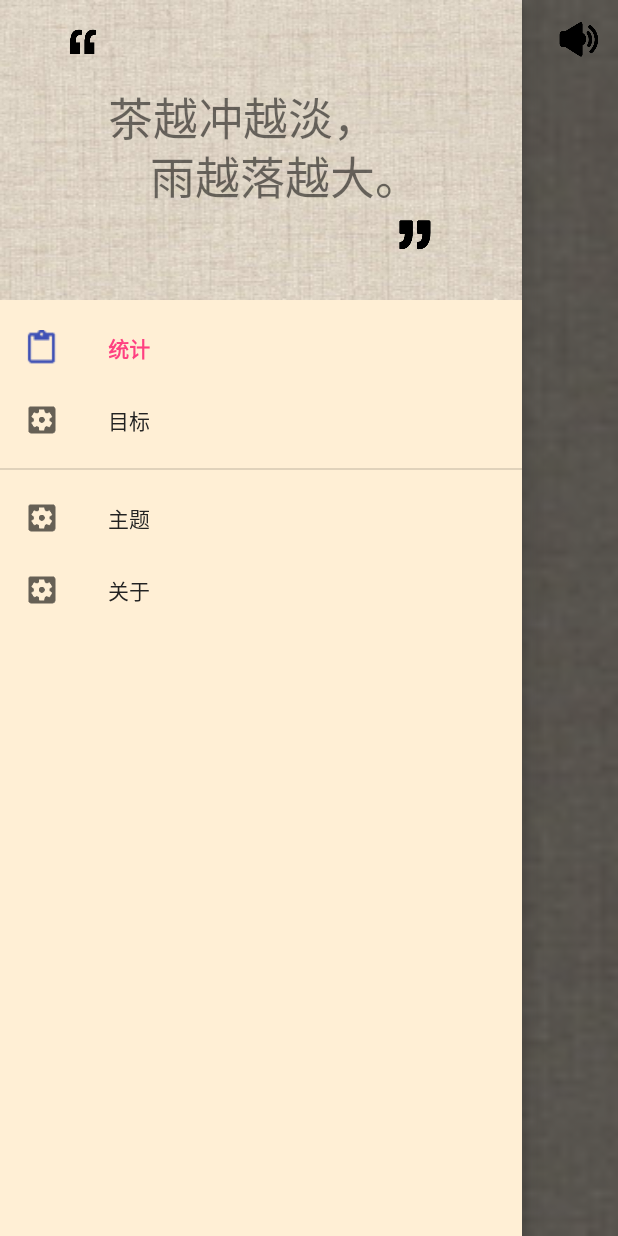
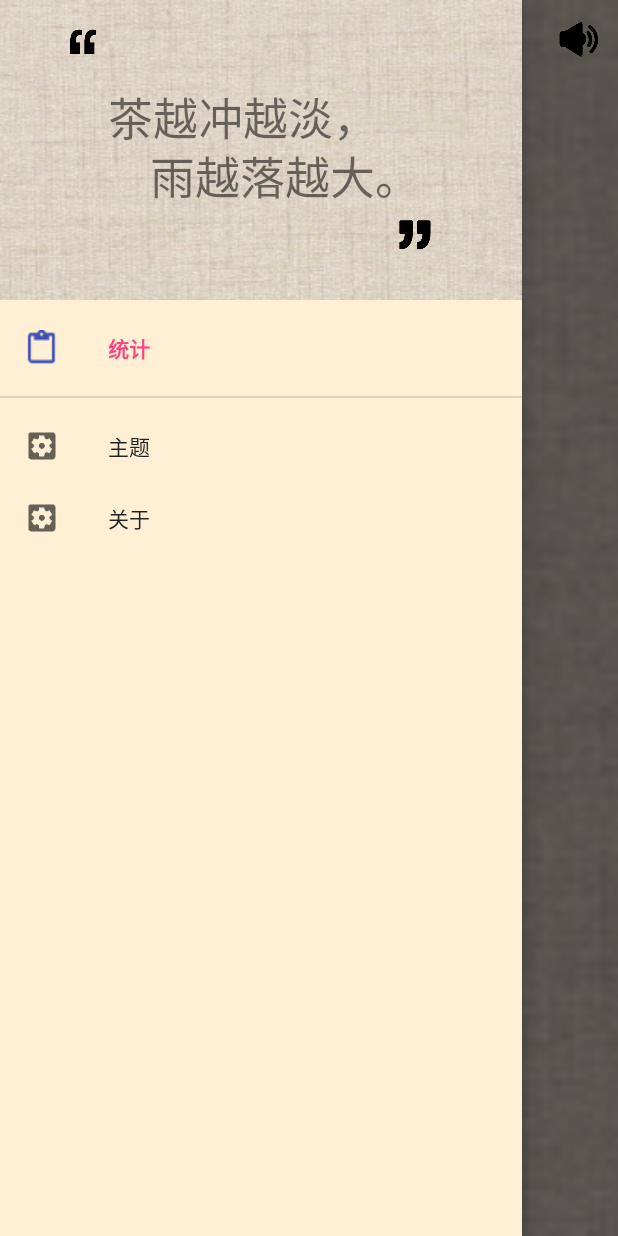
Before and after one commit to F-R-0-G/ZenAttention, an Android app: the screen it shows after launch (MainActivity), with the side drawer open, on a phone screen of 412 x 824 dp. Run offline under Robolectric (Android 15) with nearby library versions, the phone set to English and light mode, and no system bars; libraries missing offline, so code that uses them is left out: com.shawnlin.numberpicker, org.litepal; Roboto replaces fonts that are not available here; 8 statements that could not run were skipped.

Commit message:
develop v1.5 1、增加了息屏时，弹出通知并唤醒屏幕 2、移除了目标功能

```diff
--- a/app/src/main/java/com/frog/zenattention/checkStatistic.java
+++ b/app/src/main/java/com/frog/zenattention/checkStatistic.java
@@ -35,10 +35,11 @@ public class checkStatistic extends AppCompatActivity {
     @Override
     protected void onCreate(Bundle savedInstanceState) {
         super.onCreate(savedInstanceState);
-        setContentView(R.layout.activity_check_statistic);
 
         getWindow().addFlags(WindowManager.LayoutParams.FLAG_DRAWS_SYSTEM_BAR_BACKGROUNDS);
-        getWindow().addFlags(WindowManager.LayoutParams.FLAG_TRANSLUCENT_NAVIGATION);
+        getWindow().setNavigationBarColor(Color.parseColor("#B4A582"));          // 设置底部导航栏的颜色
+
+        setContentView(R.layout.activity_check_statistic);
 
         BarChart barChart = findViewById(R.id.chart);
         List<BarEntry> entries = new ArrayList<>();
--- a/app/src/main/java/com/frog/zenattention/utils/NotificationUtils.java
+++ b/app/src/main/java/com/frog/zenattention/utils/NotificationUtils.java
@@ -10,6 +10,7 @@ import android.content.ContextWrapper;
 import android.content.Intent;
 import android.graphics.BitmapFactory;
 import android.os.Build;
+import android.os.PowerManager;
 import android.support.v4.app.NotificationCompat;
 
 import com.frog.zenattention.R;
--- a/app/src/main/res/menu/nav_menu.xml
+++ b/app/src/main/res/menu/nav_menu.xml
@@ -9,10 +9,10 @@
             android:id="@+id/nav_statistics"
             android:icon="@drawable/nav_schedule"
             android:title="@string/statistics"/>
-        <item
-            android:id="@+id/nav_target"
-            android:icon="@drawable/nav_settings"
-            android:title="@string/target"/>
+        <!--<item-->
+            <!--android:id="@+id/nav_target"-->
+            <!--android:icon="@drawable/nav_settings"-->
+            <!--android:title="@string/target"/>-->
     </group>
 
     <group
```
Also changed, not shown: app/src/main/AndroidManifest.xml (+5 -4 lines), app/src/main/java/com/frog/zenattention/MainActivity.java (+23 -3 lines), app/src/main/java/com/frog/zenattention/utils/AlarmClock.java (+13 -0 lines), app/src/main/res/values/styles.xml (+0 -7 lines).
